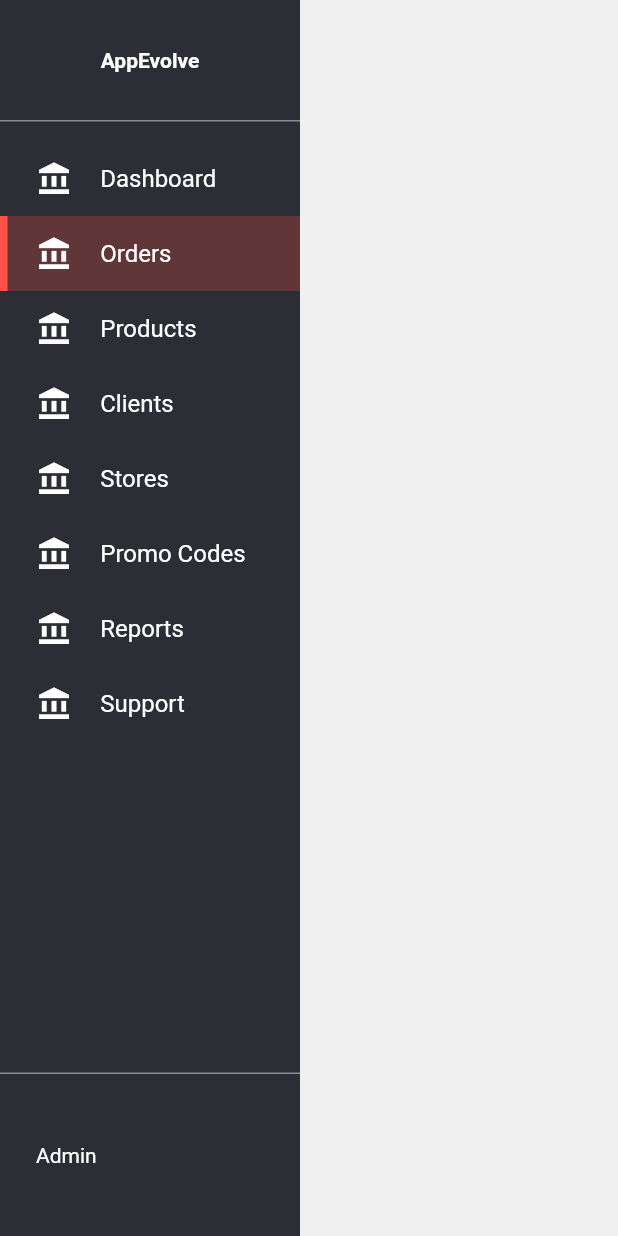
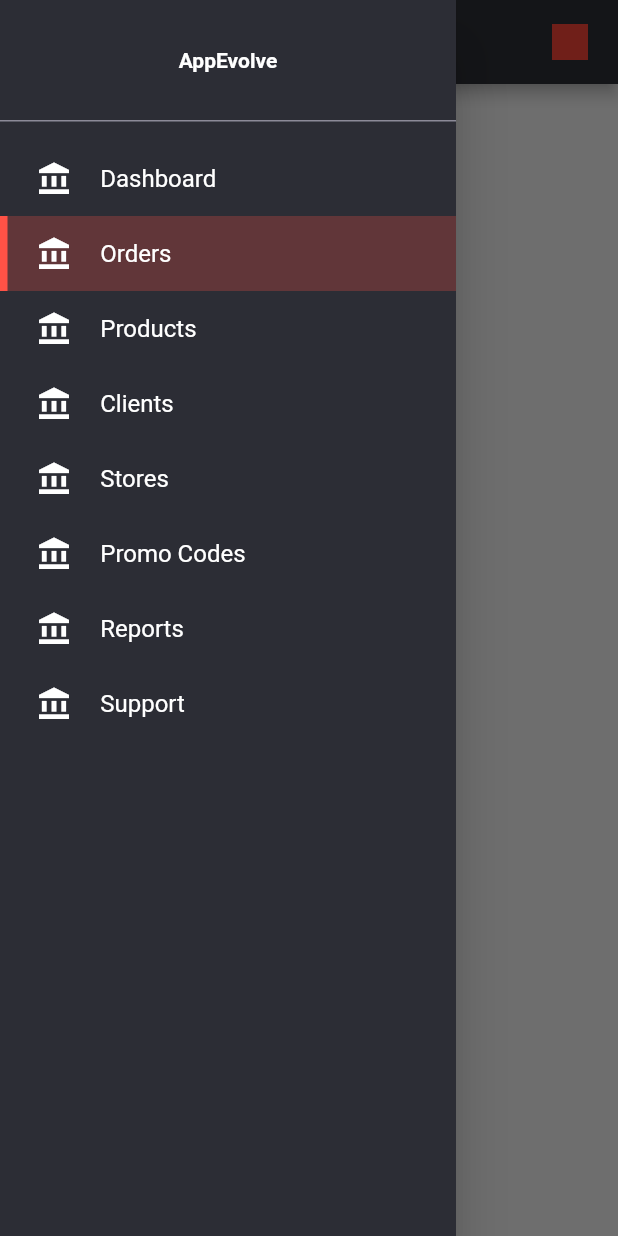
Before and after one commit to capicarbone/flutter_test, a Flutter app: the screen it shows after launch, with the side drawer open (before the commit the screen has no drawer), on a phone screen of 412 x 824 dp. Run offline on Flutter 3.47's test engine with Material 2 defaults, Android fonts, the phone set to English and light mode, and no system bars.

Commit message:
Responsive behaviour for navbar.

```diff
--- /dev/null
+++ b/lib/adaptive.dart
@@ -0,0 +1,4 @@
+
+import 'package:flutter/material.dart';
+
+bool isDesktopDisplay(BuildContext context) => MediaQuery.of(context).size.width >= 1024;
--- a/lib/main.dart
+++ b/lib/main.dart
@@ -1,138 +1,61 @@
 import 'package:flutter/material.dart';
+import 'adaptive.dart';
+import 'widgets/navigation_bar.dart';
 
 void main() {
-  runApp(MyApp());
+  runApp(AppEvolveTest());
 }
 
-class _Divider extends StatelessWidget {
-  const _Divider({Key? key}) : super(key: key);
+class AppScaffold extends StatelessWidget {
+  const AppScaffold({Key? key}) : super(key: key);
 
   @override
   Widget build(BuildContext context) {
+    final desktopBody = Row(
+      children: [
+        Container(
+          width: 200,
+          child: NavigationBar(),
+        )
+      ],
+    );
+
+    final isDesktop = isDesktopDisplay(context);
     return Container(
-      color: Color.fromRGBO(140, 138, 152, 1),
-      height: 1,
-    );
-  }
-}
-
-class _NavItem extends StatelessWidget {
-  final String text;
-  final bool selected;
-  const _NavItem({Key? key, required this.text, this.selected = false})
-      : super(key: key);
-
-  @override
-  Widget build(BuildContext context) {
-    return Container(
-      color:
-          (selected) ? Color.fromRGBO(255, 82, 70, 0.25) : Colors.transparent,
-      height: 50,
-      child: Stack(
-        children: [
-          if (selected)
-            Container(
-              width: 5,
-              color: Color.fromRGBO(255, 82, 70, 1),
-            ),
-          Center(
-            child: Padding(
-                padding: EdgeInsets.symmetric(horizontal: 24),
-                child: Row(
-                  children: [
-                    Icon(
-                      Icons.account_balance,
-                      color: Colors.white,
-                    ),
-                    SizedBox(
-                      width: 18.83,
-                    ),
-                    Text(text, style: TextStyle(color: Colors.white, fontSize: 16))
-                  ],
-                )),
-          ),
-        ],
+      child: Scaffold(
+        backgroundColor: Color.fromRGBO(240, 240, 240, 1),
+        appBar: (!isDesktop)
+            ? AppBar(
+                title: Text(
+                  "Orders",
+                  textAlign: TextAlign.center,
+                ),
+                centerTitle: true,
+                actions: [
+                  Padding(
+                    padding: const EdgeInsets.only(right: 20),
+                    child: Center(
+                        child: Container(
+                      width: 24,
+                      height: 24,
+                      color: Colors.red,
+                    )),
+                  )
+                ],
+              )
+            : null,
+        body: (isDesktop) ? desktopBody : Container(),
+        drawer: (!isDesktop)
+            ? Drawer(
+                child: NavigationBar(),
+              )
+            : null,
       ),
     );
   }
 }
 
-class _AppLogo extends StatelessWidget {
-  const _AppLogo({Key? key}) : super(key: key);
-
-  @override
-  Widget build(BuildContext context) {
-    return Container(
-      padding: EdgeInsets.only(top: 32, bottom: 32),
-      child: Center(
-        child: Text(
-          "AppEvolve",
-          style: TextStyle(color: Colors.white, fontWeight: FontWeight.bold),
-        ),
-      ),
-    );
-  }
-}
-
-class _NavFooter extends StatelessWidget {
-  const _NavFooter({Key? key}) : super(key: key);
-
-  @override
-  Widget build(BuildContext context) {
-    return Container(
-      height: 108,
-      child: Center(
-        child: Padding(
-          padding: const EdgeInsets.symmetric(horizontal: 24),
-          child: Row(children: [
-            Text("Admin", style: TextStyle(color: Colors.white),)
-          ],),
-        ),
-      ),
-    );
-  }
-}
-
-
-class NavigationBar extends StatelessWidget {
-  const NavigationBar({Key? key}) : super(key: key);
-
-  @override
-  Widget build(BuildContext context) {
-    return Container(
-      color: Theme.of(context).primaryColor,
-      child: Column(
-        children: [
-          Expanded(
-            child: ListView(
-              children: [
-                _AppLogo(),
-                _Divider(),
-                SizedBox(height: 13,),
-                _NavItem(text: "Dashboard"),
-                _NavItem(
-                  text: "Orders",
-                  selected: true,
-                ),
-                _NavItem(text: "Products"),
-                _NavItem(text: "Clients"),
-                _NavItem(text: "Stores"),
-                _NavItem(text: "Promo Codes"),
-                _NavItem(text: "Reports"),
-                _NavItem(text: "Support"),
-              ],
-            ),
-          ),
-          _Divider(),
-          _NavFooter()
-        ],
-      ),
-    );
-  }
-}
-
-class MyApp extends StatelessWidget {
-  // This widget is the root of your application.
+class AppEvolveTest extends StatelessWidget {
   @override
   Widget build(BuildContext context) {
     return MaterialApp(
@@ -140,17 +63,7 @@ class MyApp extends StatelessWidget {
       theme: ThemeData(
           primaryColor: Color.fromRGBO(44, 45, 53, 1),
           accentColor: Color.fromRGBO(85, 163, 174, 1)),
-      home: Container(
-        child: Scaffold(
-          backgroundColor: Color.fromRGBO(240, 240, 240, 1),
-          //appBar: AppBar(),
-          body: Row(children: [
-            Container(width: 200,
-            child: NavigationBar()
-              ,)
-          ],)
-        ),
-      ),
+      home: AppScaffold(),
     );
   }
 }
--- /dev/null
+++ b/lib/widgets/navigation_bar.dart
@@ -0,0 +1,142 @@
+
+
+import 'package:flutter/material.dart';
+
+import '../adaptive.dart';
+
+class _Divider extends StatelessWidget {
+  const _Divider({Key? key}) : super(key: key);
+
+  @override
+  Widget build(BuildContext context) {
+    return Container(
+      color: Color.fromRGBO(140, 138, 152, 1),
+      height: 1,
+    );
+  }
+}
+
+class _NavItem extends StatelessWidget {
+  final String text;
+  final bool selected;
+  const _NavItem({Key? key, required this.text, this.selected = false})
+      : super(key: key);
+
+  @override
+  Widget build(BuildContext context) {
+    return Container(
+      color:
+      (selected) ? Color.fromRGBO(255, 82, 70, 0.25) : Colors.transparent,
+      height: 50,
+      child: Stack(
+        children: [
+          if (selected)
+            Container(
+              width: 5,
+              color: Color.fromRGBO(255, 82, 70, 1),
+            ),
+          Center(
+            child: Padding(
+                padding: EdgeInsets.symmetric(horizontal: 24),
+                child: Row(
+                  children: [
+                    Icon(
+                      Icons.account_balance,
+                      color: Colors.white,
+                    ),
+                    SizedBox(
+                      width: 18.83,
+                    ),
+                    Text(text,
+                        style: TextStyle(color: Colors.white, fontSize: 16))
+                  ],
+                )),
+          ),
+        ],
+      ),
+    );
+  }
+}
+
+class _AppLogo extends StatelessWidget {
+  const _AppLogo({Key? key}) : super(key: key);
+
+  @override
+  Widget build(BuildContext context) {
+    return Container(
+      padding: EdgeInsets.only(top: 32, bottom: 32),
+      child: Center(
+        child: Text(
+          "AppEvolve",
+          style: TextStyle(color: Colors.white, fontWeight: FontWeight.bold),
+        ),
+      ),
+    );
+  }
+}
+
+class _NavFooter extends StatelessWidget {
+  const _NavFooter({Key? key}) : super(key: key);
+
+  @override
+  Widget build(BuildContext context) {
+    return Container(
+      height: 108,
+      child: Center(
+        child: Padding(
+          padding: const EdgeInsets.symmetric(horizontal: 24),
+          child: Row(
+            children: [
+              Text(
+                "Admin",
+                style: TextStyle(color: Colors.white),
+              )
+            ],
+          ),
+        ),
+      ),
+    );
+  }
+}
+
+class NavigationBar extends StatelessWidget {
+  const NavigationBar({Key? key}) : super(key: key);
+
+  @override
+  Widget build(BuildContext context) {
+    final isDesktop = isDesktopDisplay(context);
+    return Container(
+      color: Theme.of(context).primaryColor,
+      child: Column(
+        children: [
+          Expanded(
+            child: ListView(
+              children: [
+                _AppLogo(),
+                _Divider(),
+                SizedBox(
+                  height: 13,
+                ),
+                _NavItem(text: "Dashboard"),
+                _NavItem(
+                  text: "Orders",
+                  selected: true,
+                ),
+                _NavItem(text: "Products"),
+                _NavItem(text: "Clients"),
+                _NavItem(text: "Stores"),
+                _NavItem(text: "Promo Codes"),
+                _NavItem(text: "Reports"),
+                _NavItem(text: "Support"),
+              ],
+            ),
+          ),
+          if (isDesktop)
+            Column(
+              children: [_Divider(), _NavFooter()],
+            )
+        ],
+      ),
+    );
+  }
+}
```
Also changed, not shown: 1 other file.
